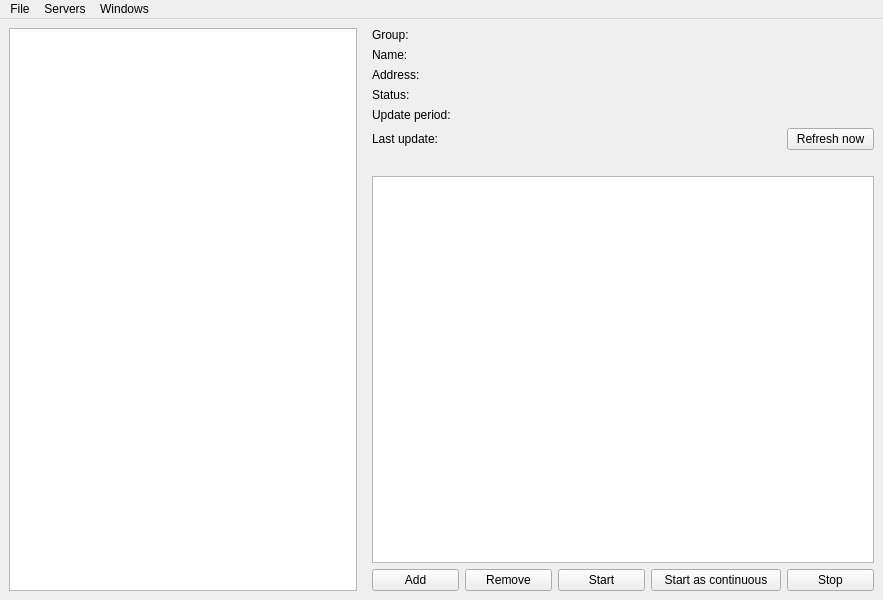
kolyanu4/couchman, file couchman/forms/MainWindow.ui: the form before one commit.
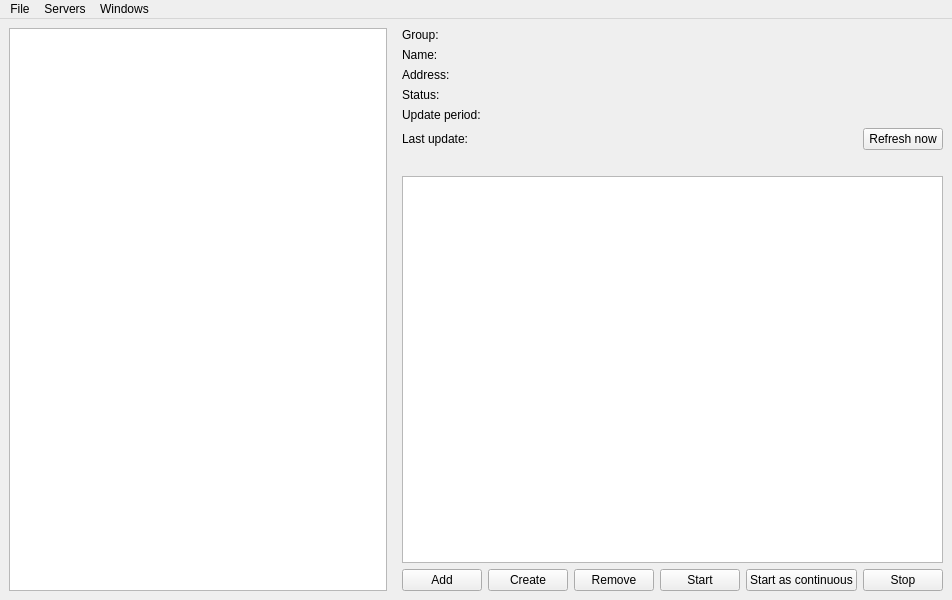
The form after the commit.

Commit message: add creating of persistent replications including continuous and create target (#51, #52, #53)

Patch:
```diff
--- a/couchman/forms/MainWindow.ui
+++ b/couchman/forms/MainWindow.ui
@@ -6,7 +6,7 @@
    <rect>
     <x>0</x>
     <y>0</y>
-    <width>883</width>
+    <width>952</width>
     <height>600</height>
    </rect>
   </property>
@@ -23,57 +23,50 @@
    <property name="enabled">
     <bool>true</bool>
    </property>
-   <layout class="QGridLayout" name="gridLayout" rowstretch="0,0,0,0,0,0,0,0,0" columnstretch="40,1,0,10,10,10,15,10">
-    <item row="0" column="4" colspan="4">
+   <layout class="QGridLayout" name="gridLayout" rowstretch="0,0,0,0,0,0,0,0,0" columnstretch="40,1,0,5,5,5,5,10,5">
+    <item row="0" column="5" colspan="4">
      <widget class="QLabel" name="lbl_srv_group">
       <property name="text">
        <string/>
       </property>
      </widget>
     </item>
-    <item row="1" column="4" colspan="4">
+    <item row="1" column="5" colspan="4">
      <widget class="QLabel" name="lbl_srv_name">
       <property name="text">
        <string/>
       </property>
      </widget>
     </item>
-    <item row="2" column="4" colspan="4">
+    <item row="2" column="5" colspan="4">
      <widget class="QLabel" name="lbl_srv_addres">
       <property name="text">
        <string/>
       </property>
      </widget>
     </item>
-    <item row="3" column="4" colspan="4">
+    <item row="3" column="5" colspan="4">
      <widget class="QLabel" name="lbl_status">
       <property name="text">
        <string/>
       </property>
      </widget>
     </item>
-    <item row="4" column="4" colspan="4">
-     <widget class="QLabel" name="lbl_period">
-      <property name="text">
-       <string/>
-      </property>
-     </widget>
-    </item>
-    <item row="5" column="4" colspan="3">
+    <item row="5" column="5" colspan="3">
      <widget class="QLabel" name="lbl_lastupdate">
       <property name="text">
        <string/>
       </property>
      </widget>
     </item>
-    <item row="5" column="7">
+    <item row="5" column="8">
      <widget class="QPushButton" name="btn_refresh_sel">
       <property name="text">
        <string>Refresh now</string>
       </property>
      </widget>
     </item>
-    <item row="6" column="3" colspan="5">
+    <item row="6" column="3" colspan="6">
      <widget class="QLabel" name="tlw_replications_label">
       <property name="autoFillBackground">
        <bool>false</bool>
@@ -92,7 +85,7 @@
       </property>
      </widget>
     </item>
-    <item row="7" column="3" colspan="5">
+    <item row="7" column="3" colspan="6">
      <widget class="QTreeView" name="tlw_replications">
       <property name="editTriggers">
        <set>QAbstractItemView::NoEditTriggers</set>
@@ -111,28 +104,28 @@
       </property>
      </widget>
     </item>
-    <item row="8" column="6">
+    <item row="8" column="7">
      <widget class="QPushButton" name="btn_start_con">
       <property name="text">
        <string>Start as continuous</string>
       </property>
      </widget>
     </item>
-    <item row="8" column="7">
+    <item row="8" column="8">
      <widget class="QPushButton" name="btn_stoptask">
       <property name="text">
        <string>Stop</string>
       </property>
      </widget>
     </item>
-    <item row="8" column="5">
+    <item row="8" column="6">
      <widget class="QPushButton" name="btn_starttask">
       <property name="text">
        <string>Start</string>
       </property>
      </widget>
     </item>
-    <item row="8" column="4">
+    <item row="8" column="5">
      <widget class="QPushButton" name="btn_rmtask">
       <property name="text">
        <string>Remove</string>
@@ -213,6 +206,20 @@
       </property>
      </widget>
     </item>
+    <item row="8" column="4">
+     <widget class="QPushButton" name="btn_create_replication">
+      <property name="text">
+       <string>Create</string>
+      </property>
+     </widget>
+    </item>
+    <item row="4" column="5" colspan="4">
+     <widget class="QLabel" name="lbl_period">
+      <property name="text">
+       <string/>
+      </property>
+     </widget>
+    </item>
    </layout>
   </widget>
   <widget class="QMenuBar" name="menubar">
@@ -220,7 +227,7 @@
     <rect>
      <x>0</x>
      <y>0</y>
-     <width>883</width>
+     <width>952</width>
      <height>25</height>
     </rect>
    </property>
```
The commit also changes 5 other files.
